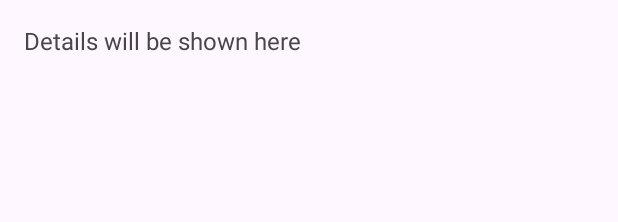
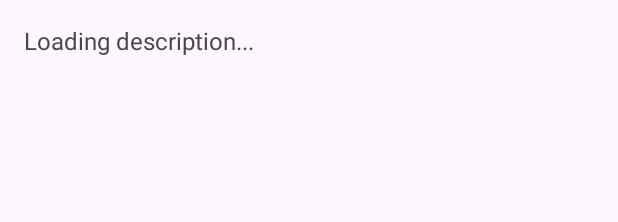
Before and after one commit to Hema-Varshini/PlatePerfect-Android-Application, an Android app: the layout fragment_details.xml on its own in the app's theme, with its tools: preview values and no code run, on a phone screen of 412 x 824 dp. Shown: the top 222 px of the screen. Run offline under Robolectric (Android 15) with nearby library versions, the phone set to English and light mode, and no system bars.

Commit message:
Details button code added

```diff
--- a/app/src/main/java/edu/northeastern/numad24su_plateperfect/RecipeActivity.java
+++ b/app/src/main/java/edu/northeastern/numad24su_plateperfect/RecipeActivity.java
@@ -43,6 +43,7 @@ public class RecipeActivity extends AppCompatActivity {
     private TextView recipeName;
     private ImageButton likeButton;
     private String fetchedRecipeName;
+    private String fetchedDescription;
 
     @Override
     protected void onCreate(@Nullable Bundle savedInstanceState) {
@@ -136,6 +137,7 @@ public class RecipeActivity extends AppCompatActivity {
             public void onDataChange(DataSnapshot dataSnapshot) {
                 String imageLink = dataSnapshot.child("Image_link").getValue(String.class);
                 String name = dataSnapshot.child("Name").getValue(String.class);
+                fetchedDescription = dataSnapshot.child("description").getValue(String.class);
 
                 if (imageLink != null && name != null) {
                     // Update the UI with the fetched data
@@ -146,7 +148,7 @@ public class RecipeActivity extends AppCompatActivity {
                     // Set up TabLayout and ViewPager
                     TabLayout tabLayout = findViewById(R.id.tab_layout);
                     ViewPager viewPager = findViewById(R.id.view_pager);
-                    final RecipePagerAdapter adapter = new RecipePagerAdapter(getSupportFragmentManager(), tabLayout.getTabCount(), fetchedRecipeName);
+                    final RecipePagerAdapter adapter = new RecipePagerAdapter(getSupportFragmentManager(), tabLayout.getTabCount(), fetchedRecipeName, fetchedDescription);
                     viewPager.setAdapter(adapter);
                     viewPager.addOnPageChangeListener(new TabLayout.TabLayoutOnPageChangeListener(tabLayout));
                     tabLayout.addOnTabSelectedListener(new TabLayout.OnTabSelectedListener() {
@@ -167,7 +169,7 @@ public class RecipeActivity extends AppCompatActivity {
                     // Check initial like status
                     checkInitialLikeStatus();
                 } else {
-                    Log.e(TAG, "Image link or name is null");
+                    Log.e(TAG, "Image link, name, or description is null");
                 }
             }
 
--- a/app/src/main/java/edu/northeastern/numad24su_plateperfect/RecipePagerAdapter.java
+++ b/app/src/main/java/edu/northeastern/numad24su_plateperfect/RecipePagerAdapter.java
@@ -9,11 +9,13 @@ public class RecipePagerAdapter extends FragmentPagerAdapter {
 
     private int numOfTabs;
     private String recipeName;
+    private String recipeDescription;
 
-    public RecipePagerAdapter(@NonNull FragmentManager fm, int numOfTabs, String recipeName) {
+    public RecipePagerAdapter(@NonNull FragmentManager fm, int numOfTabs, String recipeName, String recipeDescription) {
         super(fm, BEHAVIOR_RESUME_ONLY_CURRENT_FRAGMENT);
         this.numOfTabs = numOfTabs;
         this.recipeName = recipeName;
+        this.recipeDescription = recipeDescription;
     }
 
     @NonNull
@@ -21,7 +23,7 @@ public class RecipePagerAdapter extends FragmentPagerAdapter {
     public Fragment getItem(int position) {
         switch (position) {
             case 0:
-                return new DetailsFragment(); // Update this to pass recipe details if needed
+                return DetailsFragment.newInstance(recipeName, recipeDescription); // Pass the recipe name and description to DetailsFragment
             case 1:
                 return IngredientsFragment.newInstance(recipeName);
             case 2:
--- a/app/src/main/res/layout/fragment_details.xml
+++ b/app/src/main/res/layout/fragment_details.xml
@@ -1,20 +1,20 @@
 <?xml version="1.0" encoding="utf-8"?>
 <androidx.constraintlayout.widget.ConstraintLayout xmlns:android="http://schemas.android.com/apk/res/android"
     android:layout_width="match_parent"
-    android:layout_height="match_parent">
+    android:layout_height="match_parent"
+    android:padding="16dp">
 
-    <LinearLayout xmlns:android="http://schemas.android.com/apk/res/android"
+    <ScrollView
         android:layout_width="match_parent"
-        android:layout_height="match_parent"
-        android:orientation="vertical"
-        android:padding="16dp">
+        android:layout_height="match_parent">
 
         <TextView
             android:id="@+id/details_text"
             android:layout_width="match_parent"
             android:layout_height="wrap_content"
-            android:text="Details will be shown here"
-            android:textSize="16sp" />
-    </LinearLayout>
+            android:textSize="16sp"
+            android:text="Loading description..." />
+
+    </ScrollView>
 
 </androidx.constraintlayout.widget.ConstraintLayout>
```
Also changed, not shown: app/src/main/java/edu/northeastern/numad24su_plateperfect/DetailsFragment.java (+30 -1 lines).
